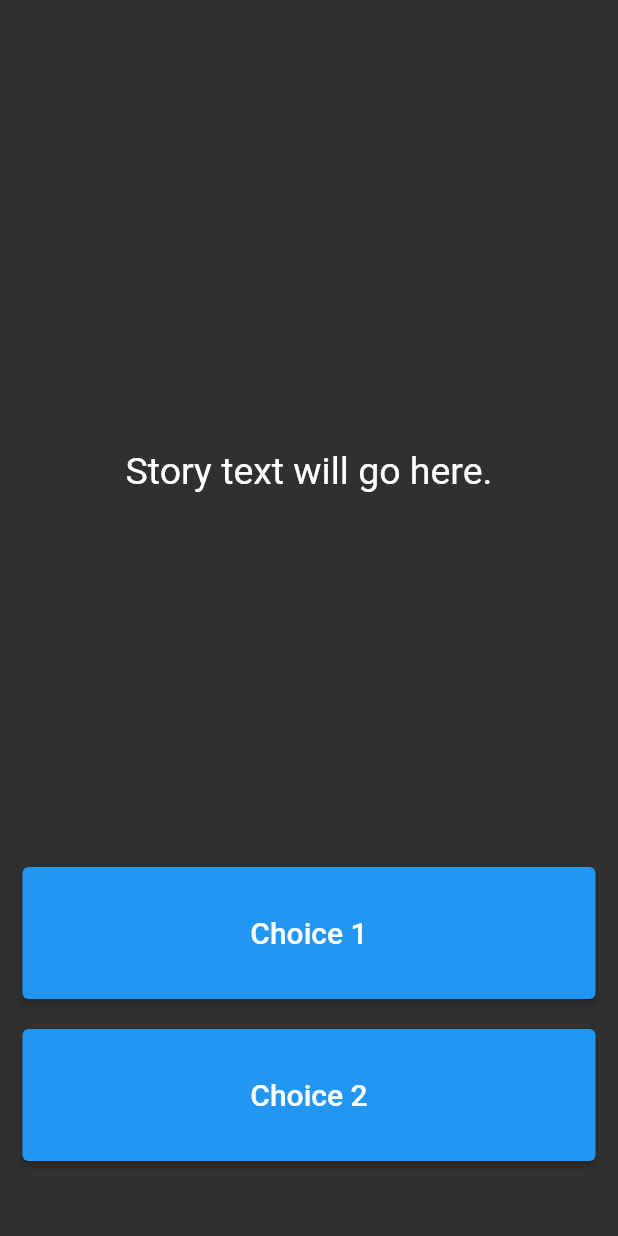
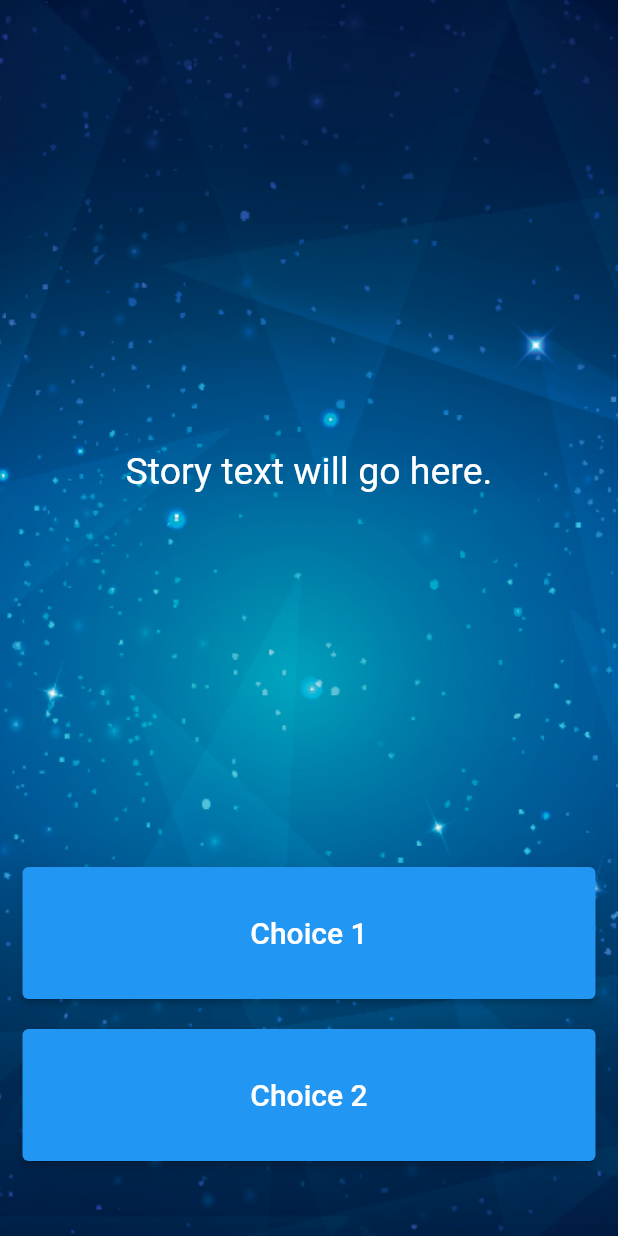
Before and after one commit to ginoliza/flutter_destini, a Flutter app: the screen it shows after launch, on a phone screen of 412 x 824 dp. Run offline on Flutter 3.47's test engine with Material 2 defaults, Android fonts, the phone set to English and light mode, and no system bars.

Commit message:
completed step 4

```diff
--- a/lib/main.dart
+++ b/lib/main.dart
@@ -25,6 +25,12 @@ class _StoryPageState extends State<StoryPage> {
     return Scaffold(
       body: Container(
         //TODO: Step 1 - Add background.png to this Container as a background image.
+        decoration: const BoxDecoration(
+          image: DecorationImage(
+            image: AssetImage("images/background.png"),
+            fit: BoxFit.cover,
+          ),
+        ),
         padding: EdgeInsets.symmetric(vertical: 50.0, horizontal: 15.0),
         constraints: BoxConstraints.expand(),
         child: SafeArea(
--- a/lib/story.dart
+++ b/lib/story.dart
@@ -1,5 +1,8 @@
 //TODO: Step 2 - Create a new class called Story.
-
+class Story {
+  String? storyTitle, choice1, choice2;
+  Story(storyTitle, choice1, choice2);
+}
 //TODO: Step 3 - Create 3 properties for this class, A. storyTitle to store the story text. B. choice1 to store the text for choice 1, C. choice2 to store the text for choice 2.
 
 //TODO: Step 4 - Create a Constructor for this class to be able to initialise the properties created in step 3.
--- a/pubspec.yaml
+++ b/pubspec.yaml
@@ -59,8 +59,8 @@ flutter:
   uses-material-design: true
 
   # To add assets to your application, add an assets section, like this:
-  # assets:
-  #   - images/a_dot_burr.jpeg
+  assets:
+    - images/
   #   - images/a_dot_ham.jpeg
 
   # An image asset can refer to one or more resolution-specific "variants", see
```
